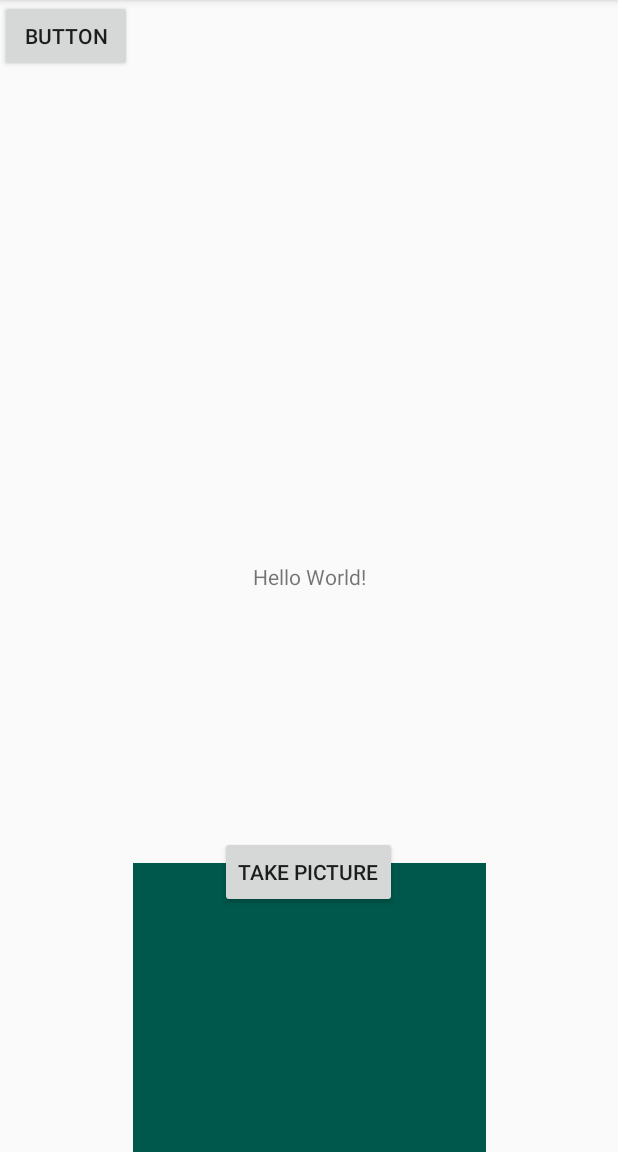
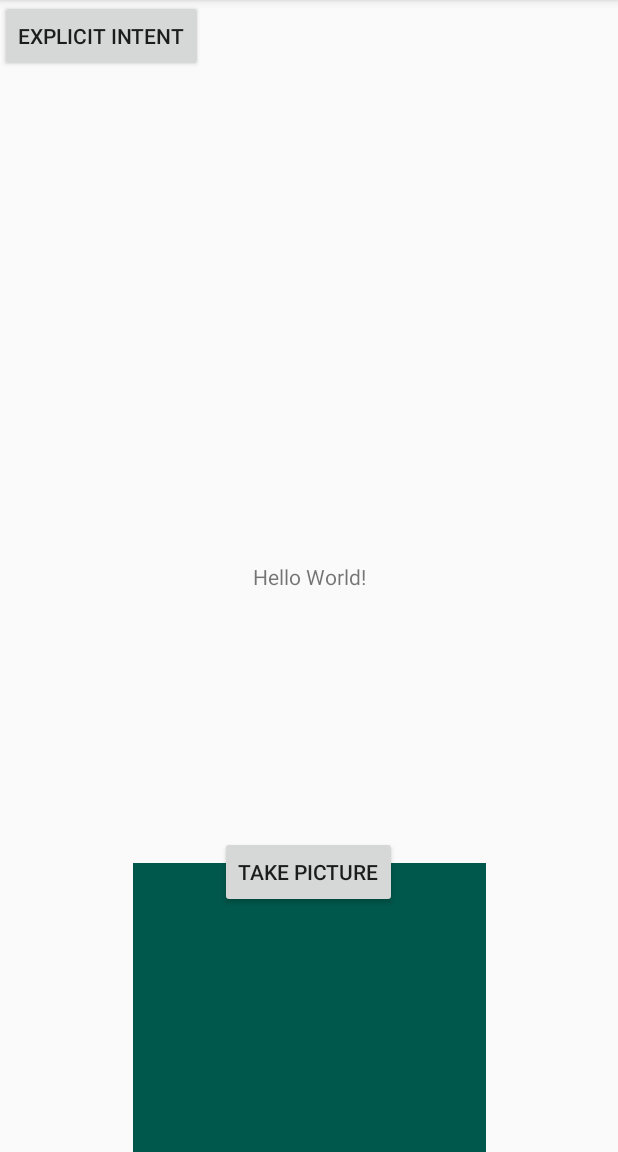
Before and after one commit to unc-mobile/Intents, an Android app: the screen it shows after launch (MainActivity), on a phone screen of 412 x 824 dp, the part 84-1236 px from its top. Run offline under Robolectric (Android 15) with nearby library versions, the phone set to English and light mode, and no system bars.

Commit message:
Send an Intent with extra data

```diff
--- a/app/src/main/java/com/example/scroggo/intents/MainActivity.java
+++ b/app/src/main/java/com/example/scroggo/intents/MainActivity.java
@@ -36,6 +36,7 @@ public class MainActivity extends AppCompatActivity {
     public void onClick(View view) {
         if (view.getId() == R.id.button2) {
             Intent intent = new Intent(this, Receiver.class);
+            intent.putExtra(Intent.EXTRA_TEXT, "text from an intent");
             startActivity(intent);
         } else if (view.getId() == R.id.button) {
             Intent intent = new Intent(MediaStore.ACTION_IMAGE_CAPTURE);
--- a/app/src/main/res/layout/activity_main.xml
+++ b/app/src/main/res/layout/activity_main.xml
@@ -33,9 +33,7 @@
         android:layout_width="wrap_content"
         android:layout_height="wrap_content"
         android:onClick="onClick"
-        android:text="Button"
-        tools:layout_editor_absoluteX="162dp"
-        tools:layout_editor_absoluteY="423dp" />
+        android:text="Explicit Intent" />
 
     <ImageView
         android:id="@+id/imageView"
```
Also changed, not shown: app/src/main/java/com/example/scroggo/intents/Receiver.java (+7 -0 lines).
